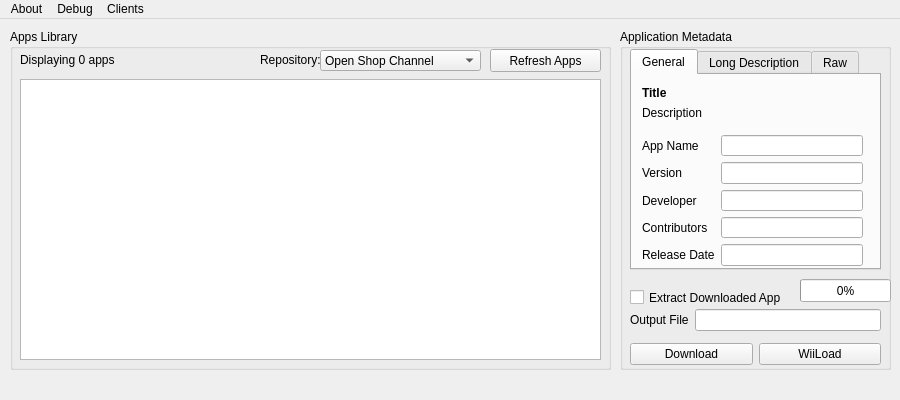
First picture: the form in gui/united.ui, repository dhtdht020/osc-dl, before the edit.
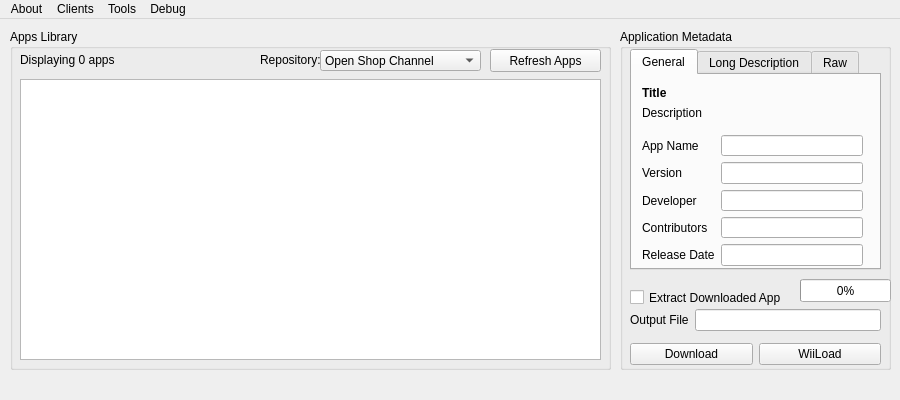
Second picture: the form after the edit.

Commit message: Added planned actions to UI

Patch:
```diff
--- a/gui/united.ui
+++ b/gui/united.ui
@@ -545,9 +545,16 @@
     <addaction name="separator"/>
     <addaction name="actionNot_yet_implemented"/>
    </widget>
+   <widget class="QMenu" name="menuTools">
+    <property name="title">
+     <string>Tools</string>
+    </property>
+    <addaction name="actionDownload_from_List"/>
+   </widget>
    <addaction name="menuAbout"/>
-   <addaction name="menuDebug"/>
    <addaction name="menuClients"/>
+   <addaction name="menuTools"/>
+   <addaction name="menuDebug"/>
   </widget>
   <widget class="QStatusBar" name="statusBar">
    <property name="sizeGripEnabled">
```
Left out of the diff: 5 changed lines with no effect on the pictures. The commit also changes 1 other file.
